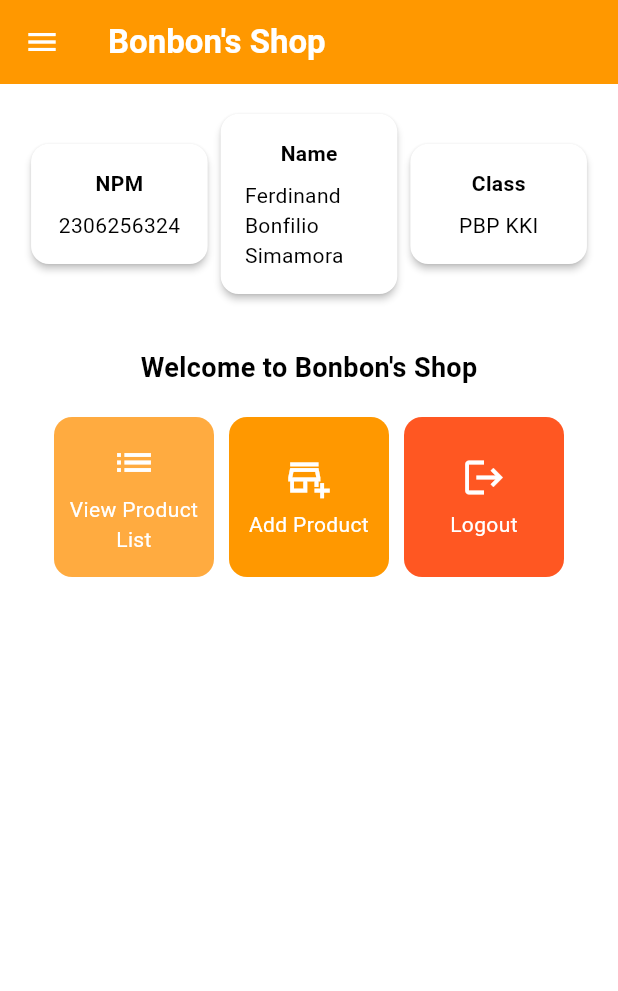
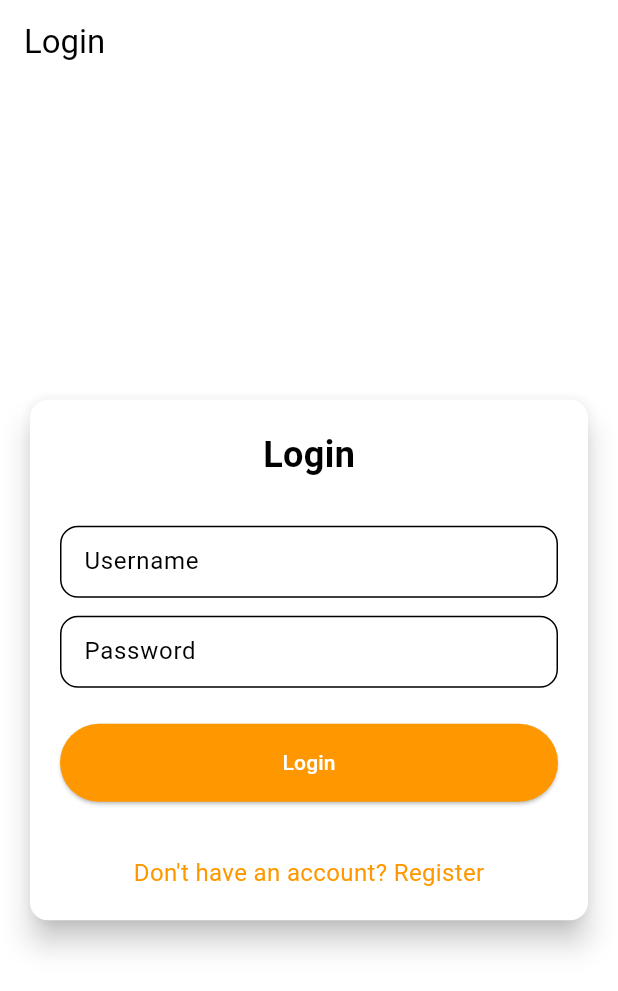
Before and after one commit to Ferdinand57/bonbon_shop_mobile, a Flutter app: the screen it shows after launch, on a phone screen of 412 x 824 dp. Shown: the top 991 px of the screen. Run offline on Flutter 3.47's test engine with Material 3 defaults, Android fonts, the light colour scheme and no system bars; missing offline and left inert: pbp_django_auth.

Commit message:
Assignment 9 try 1

```diff
--- a/lib/main.dart
+++ b/lib/main.dart
@@ -1,5 +1,7 @@
 import 'package:flutter/material.dart';
-import 'package:bonbon_shop/screens/menu.dart';
+import 'package:pbp_django_auth/pbp_django_auth.dart';
+import 'package:bonbon_shop/screens/login.dart';
+import 'package:provider/provider.dart';
 
 void main() {
   runApp(const MyApp());
@@ -11,30 +13,21 @@
   // This widget is the root of your application.
   @override
   Widget build(BuildContext context) {
-    return MaterialApp(
-      title: 'Bonbon\'s Shop',
-      theme: ThemeData(
-        // This is the theme of your application.
-        //
-        // TRY THIS: Try running your application with "flutter run". You'll see
-        // the application has an orange toolbar. Then, without quitting the app,
-        // try changing the seedColor in the colorScheme below to Colors.green
-        // and then invoke "hot reload" (save your changes or press the "hot
-        // reload" button in a Flutter-supported IDE, or press "r" if you used
-        // the command line to start the app).
-        //
-        // Notice that the counter didn't reset back to zero; the application
-        // state is not lost during the reload. To reset the state, use hot
-        // restart instead.
-        //
-        // This works for code too, not just values: Most code changes can be
-        // tested with just a hot reload.
-        colorScheme: ColorScheme.fromSwatch(
-          primarySwatch: Colors.orange,
-        ).copyWith(secondary: Colors.deepOrangeAccent),
-        useMaterial3: true,
+    return Provider(
+      create: (_) {
+        CookieRequest request = CookieRequest();
+        return request;
+      },
+      child: MaterialApp(
+        title: 'Bonbon\' Shop',
+        theme: ThemeData(
+          useMaterial3: true,
+          colorScheme: ColorScheme.fromSwatch(
+            primarySwatch: Colors.orange,
+          ).copyWith(secondary: Colors.deepOrangeAccent),
+        ),
+        home: LoginPage(),
       ),
-      home: MyHomePage(),
     );
   }
 }
--- /dev/null
+++ b/lib/screens/login.dart
@@ -0,0 +1,171 @@
+import 'package:bonbon_shop/screens/menu.dart';
+import 'package:flutter/material.dart';
+import 'package:pbp_django_auth/pbp_django_auth.dart';
+import 'package:provider/provider.dart';
+import 'package:bonbon_shop/screens/register.dart';
+void main() {
+  runApp(const LoginApp());
+}
+class LoginApp extends StatelessWidget {
+  const LoginApp({super.key});
+  @override
+  Widget build(BuildContext context) {
+    return MaterialApp(
+      title: 'Login',
+      theme: ThemeData(
+        useMaterial3: true,
+        colorScheme: ColorScheme.fromSwatch(
+          primarySwatch: Colors.orange,
+        ).copyWith(secondary: Colors.orange[400]),
+      ),
+      home: const LoginPage(),
+    );
+  }
+}
+class LoginPage extends StatefulWidget {
+  const LoginPage({super.key});
+  @override
+  State<LoginPage> createState() => _LoginPageState();
+}
+class _LoginPageState extends State<LoginPage> {
+  final TextEditingController _usernameController = TextEditingController();
+  final TextEditingController _passwordController = TextEditingController();
+  @override
+  Widget build(BuildContext context) {
+    final request = context.watch<CookieRequest>();
+    return Scaffold(
+      appBar: AppBar(
+        title: const Text('Login'),
+      ),
+      body: Center(
+        child: SingleChildScrollView(
+          padding: const EdgeInsets.all(16.0),
+          child: Card(
+            elevation: 8,
+            shape: RoundedRectangleBorder(
+              borderRadius: BorderRadius.circular(12.0),
+            ),
+            child: Padding(
+              padding: const EdgeInsets.all(20.0),
+              child: Column(
+                mainAxisSize: MainAxisSize.min,
+                children: [
+                  const Text(
+                    'Login',
+                    style: TextStyle(
+                      fontSize: 24.0,
+                      fontWeight: FontWeight.bold,
+                    ),
+                  ),
+                  const SizedBox(height: 30.0),
+                  TextField(
+                    controller: _usernameController,
+                    decoration: const InputDecoration(
+                      labelText: 'Username',
+                      hintText: 'Enter your username',
+                      border: OutlineInputBorder(
+                        borderRadius: BorderRadius.all(Radius.circular(12.0)),
+                      ),
+                      contentPadding:
+                          EdgeInsets.symmetric(horizontal: 12.0, vertical: 8.0),
+                    ),
+                  ),
+                  const SizedBox(height: 12.0),
+                  TextField(
+                    controller: _passwordController,
+                    decoration: const InputDecoration(
+                      labelText: 'Password',
+                      hintText: 'Enter your password',
+                      border: OutlineInputBorder(
+                        borderRadius: BorderRadius.all(Radius.circular(12.0)),
+                      ),
+                      contentPadding:
+                          EdgeInsets.symmetric(horizontal: 12.0, vertical: 8.0),
+                    ),
+                    obscureText: true,
+                  ),
+                  const SizedBox(height: 24.0),
+                  ElevatedButton(
+                    onPressed: () async {
+                      String username = _usernameController.text;
+                      String password = _passwordController.text;
+		  // Check credentials
+		  // TODO: Change the URL and don't forget to add a trailing slash (/) at the end of the URL!
+		  // To connect the Android emulator to Django on localhost,
+		  // use the URL http://127.0.0.1:8000/
+                      final response = await request
+                          .login("http://127.0.0.1:8000/auth/login/", {
+                        'username': username,
+                        'password': password,
+                      });
+                      if (request.loggedIn) {
+                        String message = response['message'];
+                        String uname = response['username'];
+                        if (context.mounted) {
+                          Navigator.pushReplacement(
+                            context,
+                            MaterialPageRoute(
+                                builder: (context) => MyHomePage()),
+                          );
+                          ScaffoldMessenger.of(context)
+                            ..hideCurrentSnackBar()
+                            ..showSnackBar(
+                              SnackBar(
+                                  content:
+                                      Text("$message Welcome, $uname.")),
+                            );
+                        }
+                      } else {
+                        if (context.mounted) {
+                          showDialog(
+                            context: context,
+                            builder: (context) => AlertDialog(
+                              title: const Text('Login Failed'),
+                              content: Text(response['message']),
+                              actions: [
+                                TextButton(
+                                  child: const Text('OK'),
+                                  onPressed: () {
+                                    Navigator.pop(context);
+                                  },
+                                ),
+                              ],
+                            ),
+                          );
+                        }
+                      }
+                    },
+                    style: ElevatedButton.styleFrom(
+                      foregroundColor: Colors.white,
+                      minimumSize: Size(double.infinity, 50),
+                      backgroundColor: Theme.of(context).colorScheme.primary,
+                      padding: const EdgeInsets.symmetric(vertical: 16.0),
+                    ),
+                    child: const Text('Login'),
+                  ),
+                  const SizedBox(height: 36.0),
+                  GestureDetector(
+                    onTap: () {
+                      Navigator.push(
+                        context,
+                        MaterialPageRoute(
+                            builder: (context) => const RegisterPage()),
+                      );
+                    },
+                    child: Text(
+                      'Don\'t have an account? Register',
+                      style: TextStyle(
+                        color: Theme.of(context).colorScheme.primary,
+                        fontSize: 16.0,
+                      ),
+                    ),
+                  ),
+                ],
+              ),
+            ),
+          ),
+        ),
+      ),
+    );
+  }
+}
--- a/pubspec.yaml
+++ b/pubspec.yaml
@@ -35,6 +35,8 @@
   # The following adds the Cupertino Icons font to your application.
   # Use with the CupertinoIcons class for iOS style icons.
   cupertino_icons: ^1.0.8
+  provider: ^6.1.2
+  pbp_django_auth: ^0.4.0
 
 dev_dependencies:
   flutter_test:
```
Also changed, not shown: lib/models/product_entry.dart (added, +65 -0 lines), lib/screens/list_productentry.dart (added, +85 -0 lines), lib/screens/productentry_form.dart (+45 -38 lines), lib/screens/register.dart (added, +166 -0 lines), lib/widgets/left_drawer.dart (+12 -0 lines), lib/widgets/product_card.dart (+38 -1 lines), pubspec.lock, 2 other files.
